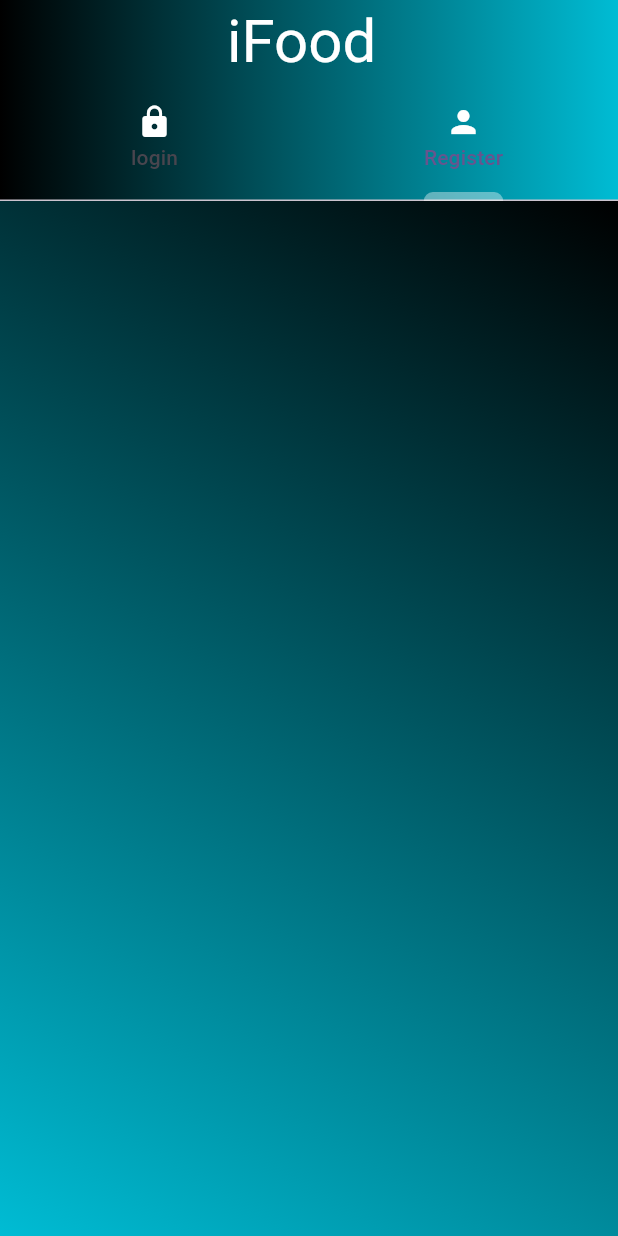
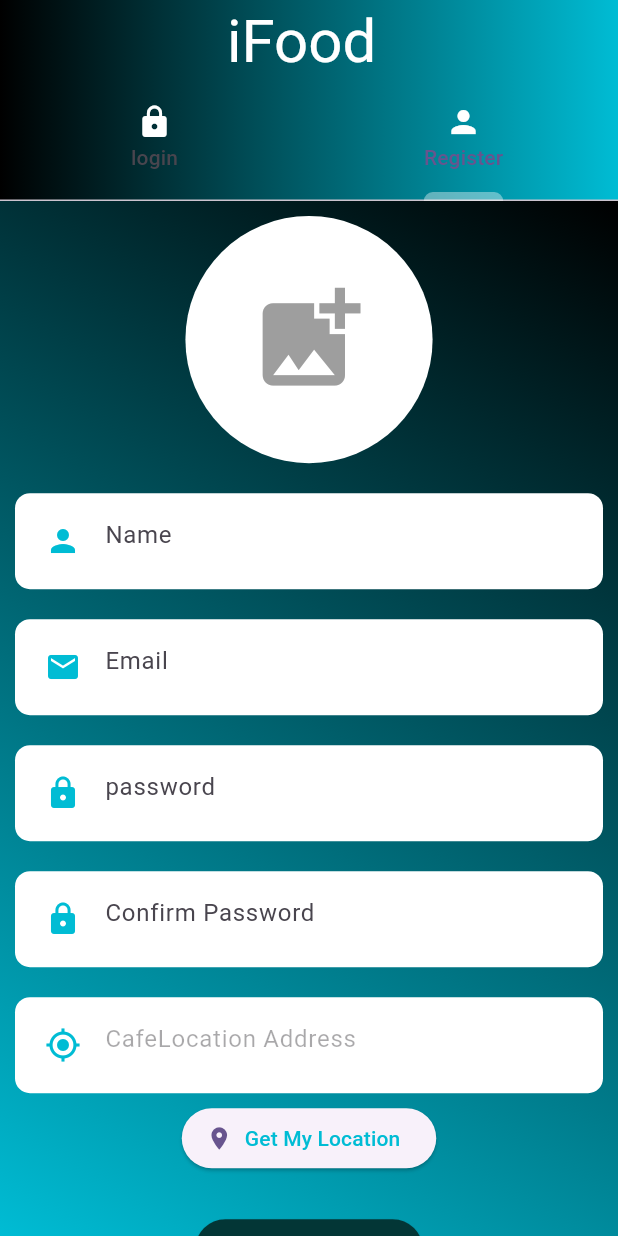
Before and after one commit to ArunKuleri/food-panda, a Flutter app: the Auth screen opened directly, tab 2 chosen, on a phone screen of 412 x 824 dp. Run offline on Flutter 3.47's test engine with Material 3 defaults, Android fonts, the phone set to English and light mode, and no system bars; our stand-ins replace image_picker.

Commit message:
added register form

```diff
--- a/lib/splashScreen/Authentication/register.dart
+++ b/lib/splashScreen/Authentication/register.dart
@@ -1,4 +1,9 @@
+import 'dart:io';
+
+import 'package:flutter/material.dart';
 import 'package:flutter/widgets.dart';
+import 'package:food_panda/widgets/customtextfield.dart';
+import 'package:image_picker/image_picker.dart';
 
 class SignUpScreen extends StatefulWidget {
   const SignUpScreen({Key? key}) : super(key: key);
@@ -7,8 +12,120 @@ class SignUpScreen extends StatefulWidget {
 }
 
 class _SignUpScreenState extends State<SignUpScreen> {
+  final GlobalKey<FormState> _formkey = GlobalKey<FormState>();
+  TextEditingController namecontroller = TextEditingController();
+  TextEditingController emailcontroller = TextEditingController();
+  TextEditingController passwordcontroller = TextEditingController();
+  TextEditingController confirmpasswordcontroller = TextEditingController();
+  TextEditingController phonelcontroller = TextEditingController();
+  TextEditingController locationcontroller = TextEditingController();
+  XFile? imageXFile;
+  final ImagePicker _picker = ImagePicker();
+
   @override
   Widget build(BuildContext context) {
-    return Container();
+    return SingleChildScrollView(
+      child: Column(
+        mainAxisSize: MainAxisSize.max,
+        children: [
+          const SizedBox(
+            height: 10,
+          ),
+          InkWell(
+            child: CircleAvatar(
+              radius: MediaQuery.of(context).size.width * 0.20,
+              backgroundColor: Colors.white,
+              backgroundImage:
+                  imageXFile == null ? null : FileImage(File(imageXFile!.path)),
+              child: imageXFile == null
+                  ? Icon(
+                      Icons.add_photo_alternate,
+                      size: MediaQuery.of(context).size.width * 0.20,
+                      color: Colors.grey,
+                    )
+                  : null,
+            ),
+          ),
+          const SizedBox(
+            height: 10,
+          ),
+          Form(
+            key: _formkey,
+            child: Column(
+              children: [
+                CustomTextField(
+                  data: Icons.person,
+                  controller: namecontroller,
+                  hintText: "Name",
+                  isObsecre: false,
+                ),
+                CustomTextField(
+                  data: Icons.email,
+                  controller: emailcontroller,
+                  hintText: "Email",
+                  isObsecre: false,
+                ),
+                CustomTextField(
+                  data: Icons.lock,
+                  controller: passwordcontroller,
+                  hintText: "password",
+                  isObsecre: false,
+                ),
+                CustomTextField(
+                  data: Icons.lock,
+                  controller: confirmpasswordcontroller,
+                  hintText: "Confirm Password",
+                  isObsecre: false,
+                ),
+                CustomTextField(
+                  data: Icons.my_location,
+                  controller: locationcontroller,
+                  hintText: "CafeLocation Address",
+                  isObsecre: false,
+                  enabled: false,
+                ),
+                Container(
+                  width: 400,
+                  height: 40,
+                  alignment: Alignment.center,
+                  child: ElevatedButton.icon(
+                    label: Text(
+                      "Get My Location",
+                      style: TextStyle(color: Colors.cyan),
+                    ),
+                    icon: Icon(Icons.location_on),
+                    onPressed: () {
+                      print("clicked");
+                    },
+                    style: ElevatedButton.styleFrom(
+                        shape: RoundedRectangleBorder(
+                            borderRadius: BorderRadius.circular(30))),
+                  ),
+                )
+              ],
+            ),
+          ),
+          const SizedBox(
+            height: 30,
+          ),
+          ElevatedButton(
+            onPressed: () {
+              print("clicked");
+            },
+            child: Text(
+              "Sign up ",
+              style:
+                  TextStyle(color: Colors.white, fontWeight: FontWeight.bold),
+            ),
+            style: ElevatedButton.styleFrom(
+                backgroundColor: const Color.fromARGB(255, 3, 54, 54),
+                padding: EdgeInsets.symmetric(horizontal: 50, vertical: 10)),
+          ),
+          SizedBox(
+            height: 30,
+          )
+        ],
+      ),
+    );
   }
 }
--- /dev/null
+++ b/lib/widgets/customtextfield.dart
@@ -0,0 +1,42 @@
+import "package:flutter/material.dart";
+
+class CustomTextField extends StatelessWidget {
+  final TextEditingController? controller;
+  final IconData? data;
+  final String? hintText;
+  bool? isObsecre = true;
+  bool? enabled = true;
+  CustomTextField({
+    this.controller,
+    this.data,
+    this.hintText,
+    this.isObsecre,
+    this.enabled,
+  });
+  @override
+  Widget build(BuildContext context) {
+    return Container(
+      decoration: const BoxDecoration(
+        color: Colors.white,
+        borderRadius: BorderRadius.all(Radius.circular(10)),
+      ),
+      padding: const EdgeInsets.all(8.0),
+      margin: const EdgeInsets.all(10),
+      child: TextFormField(
+        enabled: enabled,
+        controller: controller,
+        obscureText: true,
+        cursorColor: Theme.of(context).primaryColor,
+        decoration: InputDecoration(
+          border: InputBorder.none,
+          prefixIcon: Icon(
+            data,
+            color: Colors.cyan,
+          ),
+          focusColor: Theme.of(context).primaryColor,
+          hintText: hintText,
+        ),
+      ),
+    );
+  }
+}
--- a/pubspec.yaml
+++ b/pubspec.yaml
@@ -35,6 +35,7 @@ dependencies:
   # The following adds the Cupertino Icons font to your application.
   # Use with the CupertinoIcons class for iOS style icons.
   cupertino_icons: ^1.0.2
+  image_picker: ^1.0.5
 
 dev_dependencies:
   flutter_test:
```
Also changed, not shown: pubspec.lock, 5 other files.
